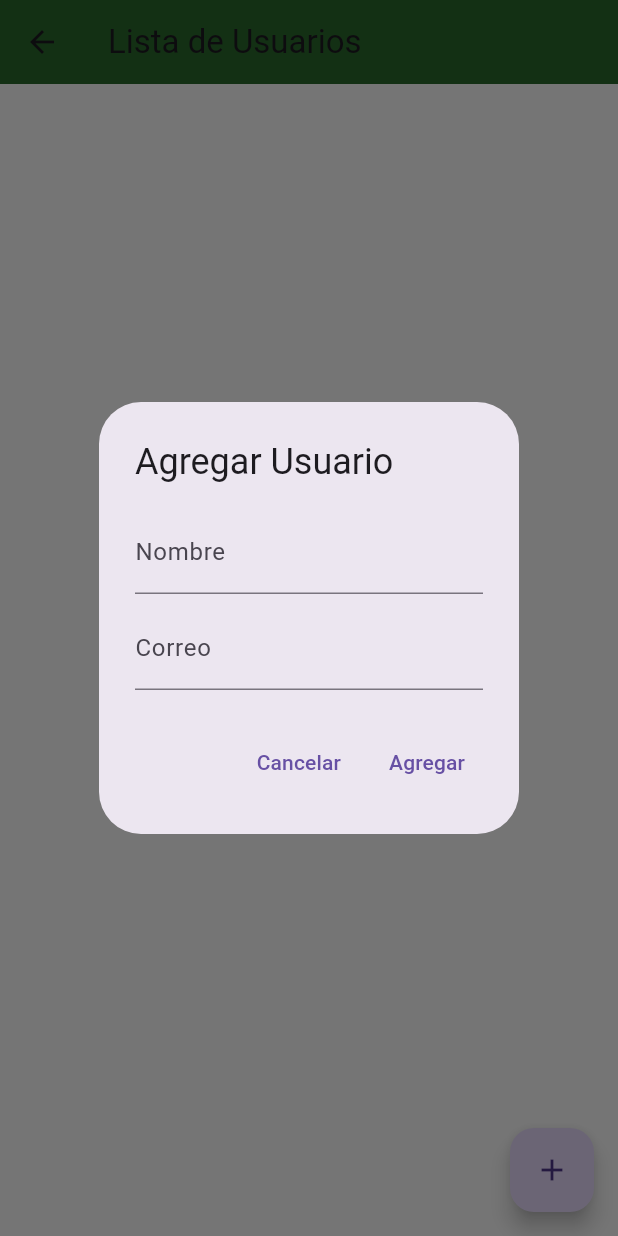
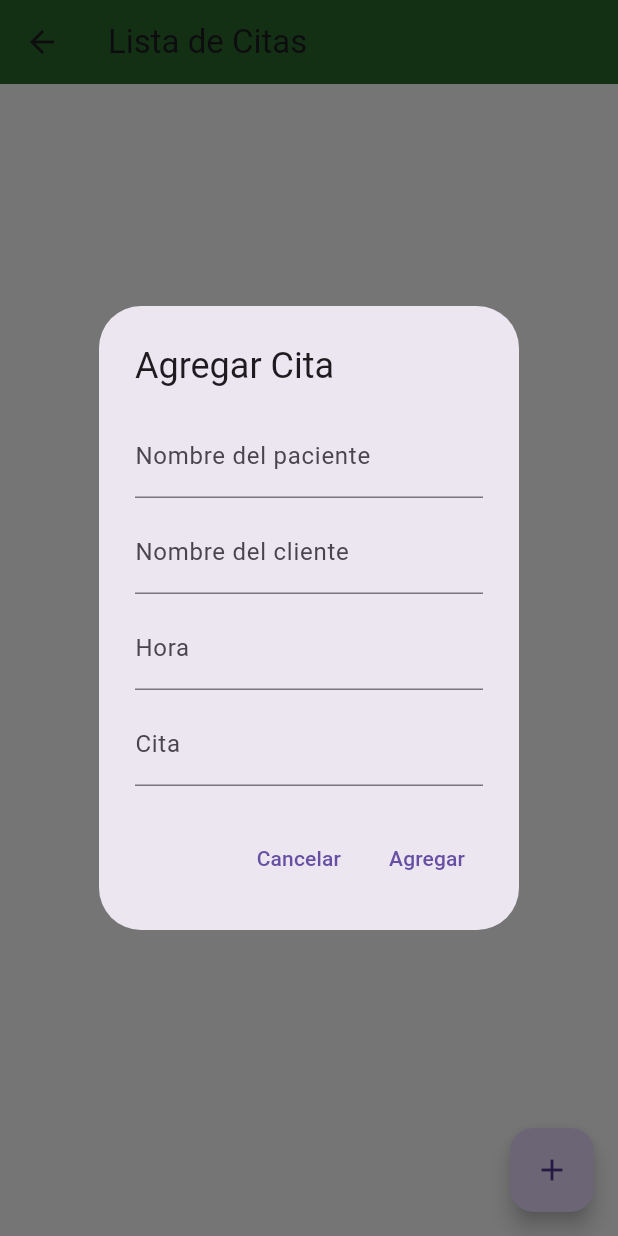
Before and after one commit to isaiasbrianojasso/veterinariaproyecto, a Flutter app: the cita screen opened directly, after a tap on the "delete" icon, after a tap on the "add" icon, on a phone screen of 412 x 824 dp. Run offline on Flutter 3.47's test engine with Material 3 defaults, Android fonts, the phone set to English and light mode, and no system bars; our stand-ins replace google_maps_flutter, shared_preferences, sqflite; accounts and stored records are empty.

Commit message:
citas admin

```diff
--- a/lib/modelos/cita.dart
+++ b/lib/modelos/cita.dart
@@ -11,7 +11,7 @@ class cita extends StatefulWidget {
 
 class _CitaListScreenState extends State<cita> {
   late Database _database;
-  late List<Map<String, dynamic>> _users;
+  late List<Map<String, dynamic>> _citas;
 
   @override
   void initState() {
@@ -24,58 +24,61 @@ class _CitaListScreenState extends State<cita> {
       path.join(await getDatabasesPath(), 'clinicavet.db'),
       version: 1,
     );
-    _loadUsers();
+    _loadCita();
   }
 
-  Future<void> _loadUsers() async {
-    final List<Map<String, dynamic>> users = await _database.query('Usuario');
+  Future<void> _loadCita() async {
+    final List<Map<String, dynamic>> citas = await _database.query('Cita');
     setState(() {
-      _users = users;
+      _citas = citas;
     });
   }
 
-  Future<void> _addUser(String nombre, String correo) async {
-    final newUser = {
-      'nombre': nombre,
-      'correo': correo,
+  Future<void> _addCita(String nombre_paciente, String nombre_cliente, String hora, String cita) async {
+    final newCita = {
+      'nombre_paciente': nombre_paciente,
+      'nombre_cliente': nombre_cliente,
+      'hora': hora,
+      'cita': cita,
     };
 
-    await _database.insert('Usuario', newUser);
-    _loadUsers();
+    await _database.insert('Cita', newCita);
+    _loadCita();
   }
 
-  Future<void> _editUser(int userId) async {
-    // Obtener el usuario actual
-    Map<String, dynamic> userToEdit = _users.firstWhere(
-          (user) => user['id'] == userId,
+  Future<void> _editCita(int citaId) async {
+    // Obtener la cita actual
+    Map<String, dynamic> citaToEdit = _citas.firstWhere(
+          (cita) => cita['id'] == citaId,
     );
-
-    String nombre = userToEdit['nombre'] ?? '';
-    String correo = userToEdit['correo'] ?? '';
+    String nombre_paciente = citaToEdit['nombre_paciente'] ?? '';
+    String nombre_cliente = citaToEdit['nombre_cliente'] ?? '';
+    String hora = citaToEdit['hora'] ?? '';
+    String cita = citaToEdit['cita'] ?? '';
 
     // Mostrar el modal para editar
     showDialog(
       context: context,
       builder: (BuildContext context) {
-        return _buildEditUserDialog(nombre, correo, userId);
+        return _buildEditCitaDialog(nombre_paciente, nombre_cliente, hora, cita, citaId);
       },
     );
   }
 
-  Future<void> _updateUser(int userId, String nombre, String correo) async {
+  Future<void> _updateCita(int citaId, String nombre_paciente, String nombre_cliente, String hora, String cita) async {
     await _database.update(
-      'Usuario',
-      {'nombre': nombre, 'correo': correo},
+      'Cita',
+      {'nombre_paciente': nombre_paciente, 'nombre_cliente': nombre_cliente, 'hora': hora, 'cita': cita},
       where: 'id = ?',
-      whereArgs: [userId],
+      whereArgs: [citaId],
     );
 
-    _loadUsers();
+    _loadCita();
   }
 
-  Future<void> _deleteUser(int userId) async {
-    await _database.delete('Usuario', where: 'id = ?', whereArgs: [userId]);
-    _loadUsers();
+  Future<void> _deleteCita(int citaId) async {
+    await _database.delete('Cita', where: 'id = ?', whereArgs: [citaId]);
+    _loadCita();
   }
 
   @override
@@ -86,32 +89,32 @@ class _CitaListScreenState extends State<cita> {
     mediaSize = MediaQuery.of(context).size;
     return Scaffold(
       appBar: AppBar(
-        title: Text('Lista de Usuarios'),
+        title: Text('Lista de Citas'),
         backgroundColor: Color.fromARGB(255, 42, 104, 44),
       ),
       backgroundColor: Colors.green,
       body: Container(
-        color: Colors.white, // Establecer el color de fondo a blanco
+        color: Colors.white,
         child: ListView.builder(
-          itemCount: _users.length,
+          itemCount: _citas.length,
           itemBuilder: (context, index) {
-            final user = _users[index];
+            final cita = _citas[index];
             return ListTile(
-              title: Text(user['nombre']),
-              subtitle: Text(user['correo']),
+              title: Text(cita['nombre_paciente']),
+              subtitle: Text(cita['nombre_cliente']),
               trailing: Row(
                 mainAxisSize: MainAxisSize.min,
                 children: [
                   IconButton(
                     icon: Icon(Icons.edit),
                     onPressed: () {
-                      _editUser(user['id']);
+                      _editCita(cita['id']);
                     },
                   ),
                   IconButton(
                     icon: Icon(Icons.delete),
                     onPressed: () {
-                      _deleteUser(user['id']);
+                      _deleteCita(cita['id']);
                     },
                   ),
                 ],
@@ -125,7 +128,7 @@ class _CitaListScreenState extends State<cita> {
           showDialog(
             context: context,
             builder: (BuildContext context) {
-              return _buildAddUserDialog();
+              return _buildAddCitaDialog();
             },
           );
         },
@@ -134,27 +137,43 @@ class _CitaListScreenState extends State<cita> {
     );
   }
 
-  Widget _buildAddUserDialog() {
-    String nombre = '';
-    String correo = '';
+  Widget _buildAddCitaDialog() {
+    String nombre_paciente = '';
+    String nombre_cliente = '';
+    String hora = '';
+    String cita = '';
 
     return AlertDialog(
-      title: Text('Agregar Usuario'),
+      title: Text('Agregar Cita'),
       content: Column(
         mainAxisSize: MainAxisSize.min,
         children: [
           TextField(
             onChanged: (value) {
-              nombre = value;
+              nombre_paciente = value;
             },
-            decoration: InputDecoration(labelText: 'Nombre'),
+            decoration: InputDecoration(labelText: 'Nombre del paciente'),
           ),
           SizedBox(height: 8),
           TextField(
             onChanged: (value) {
-              correo = value;
+              nombre_cliente = value;
             },
-            decoration: InputDecoration(labelText: 'Correo'),
+            decoration: InputDecoration(labelText: 'Nombre del cliente'),
+          ),
+          SizedBox(height: 8),
+          TextField(
+            onChanged: (value) {
+              hora = value;
+            },
+            decoration: InputDecoration(labelText: 'Hora'),
+          ),
+          SizedBox(height: 8),
+          TextField(
+            onChanged: (value) {
+              cita = value;
+            },
+            decoration: InputDecoration(labelText: 'Cita'),
           ),
         ],
       ),
@@ -167,7 +186,7 @@ class _CitaListScreenState extends State<cita> {
         ),
         TextButton(
           onPressed: () {
-            _addUser(nombre, correo);
+            _addCita(nombre_paciente, nombre_cliente, hora, cita);
             Navigator.pop(context);
           },
           child: Text('Agregar'),
@@ -176,29 +195,47 @@ class _CitaListScreenState extends State<cita> {
     );
   }
 
-  Widget _buildEditUserDialog(String nombre, String correo, int userId) {
-    String editedNombre = nombre;
-    String editedCorreo = correo;
+  Widget _buildEditCitaDialog(String nombre_paciente, String nombre_cliente, String hora, String cita, int citaId) {
+    String editedNombrePaciente = nombre_paciente;
+    String editedNombreCliente = nombre_cliente;
+    String editedHora = hora;
+    String editedCita = cita;
 
     return AlertDialog(
-      title: Text('Editar Usuario'),
+      title: Text('Editar Cita'),
       content: Column(
         mainAxisSize: MainAxisSize.min,
         children: [
           TextField(
             onChanged: (value) {
-              editedNombre = value;
+              editedNombrePaciente = value;
             },
-            controller: TextEditingController(text: nombre),
-            decoration: InputDecoration(labelText: 'Nombre'),
+            controller: TextEditingController(text: nombre_paciente),
+            decoration: InputDecoration(labelText: 'Nombre del paciente'),
           ),
           SizedBox(height: 8),
           TextField(
             onChanged: (value) {
-              editedCorreo = value;
+              editedNombreCliente = value;
             },
-            controller: TextEditingController(text: correo),
-            decoration: InputDecoration(labelText: 'Correo'),
+            controller: TextEditingController(text: nombre_cliente),
+            decoration: InputDecoration(labelText: 'Nombre del cliente'),
+          ),
+          SizedBox(height: 8),
+          TextField(
+            onChanged: (value) {
+              editedHora = value;
+            },
+            controller: TextEditingController(text: hora),
+            decoration: InputDecoration(labelText: 'Hora'),
+          ),
+          SizedBox(height: 8),
+          TextField(
+            onChanged: (value) {
+              editedCita = value;
+            },
+            controller: TextEditingController(text: cita),
+            decoration: InputDecoration(labelText: 'Cita'),
           ),
         ],
       ),
@@ -211,7 +248,7 @@ class _CitaListScreenState extends State<cita> {
         ),
         TextButton(
           onPressed: () {
-            _updateUser(userId, editedNombre, editedCorreo);
+            _updateCita(citaId, editedNombrePaciente, editedNombreCliente, editedHora, editedCita);
             Navigator.pop(context);
           },
           child: Text('Guardar'),
```
Also changed, not shown: pubspec.lock.
